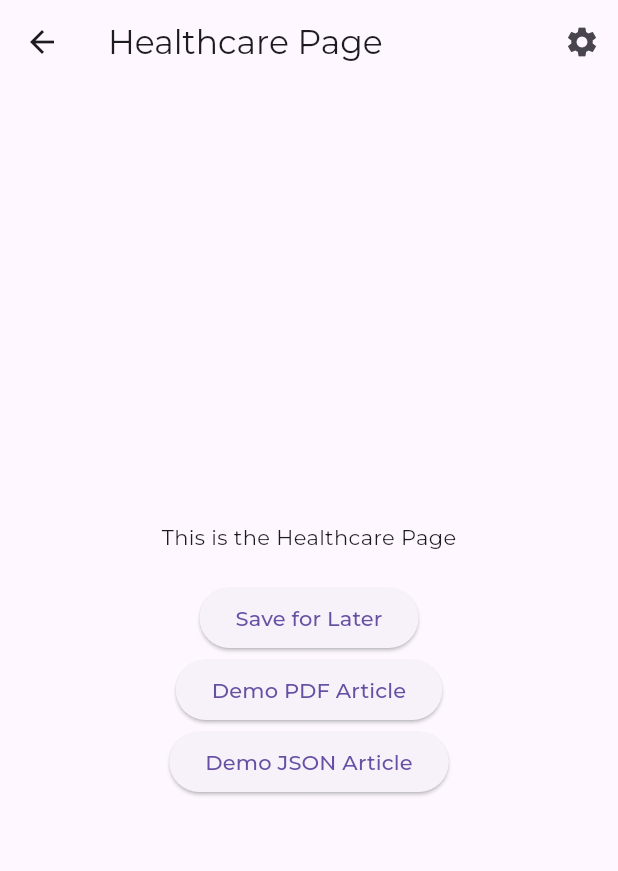
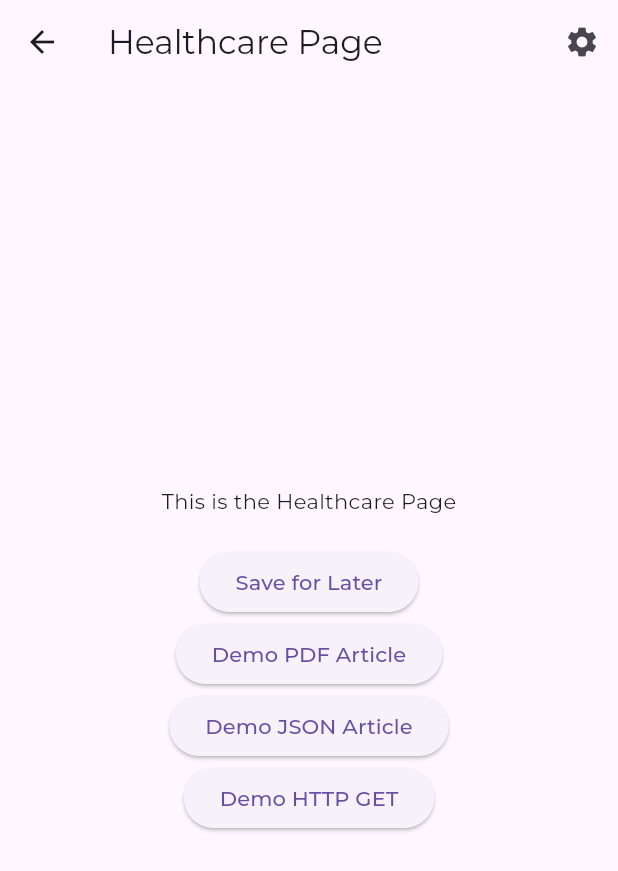
Before and after one commit to evelyn-mccarty/SML-Guide, a Flutter app: the HealthcarePage screen opened directly, on a phone screen of 412 x 824 dp. Shown: the top 871 px of the screen. Run offline on Flutter 3.47's test engine with Material 3 defaults, Android fonts, the phone set to English and light mode, and no system bars; missing offline and left inert: pdfx; generated files the repository leaves out were written again; network calls fail.

Commit message:
Added HTTP GET demo

```diff
--- a/guide/assets/json/testArticle.json
+++ b/guide/assets/json/testArticle.json
@@ -1,11 +1,11 @@
 {
-    "title" : "Test Article",
-    "author" : "Test Author",
+    "Title" : "Test Article",
+    "Author" : "Test Author",
     "tags" : [
         "English",
         "Healthcare"
     ],
-    "body" : [
+    "Body" : [
         "This is what an article body might look like, if it existed.",
         "And this is its second line."
     ]
--- a/guide/lib/json_article.dart
+++ b/guide/lib/json_article.dart
@@ -14,10 +14,10 @@ class JsonArticle {
   });
 
   static JsonArticle fromJson(json) => JsonArticle(
-        title: json["title"],
-        author: json["author"],
+        title: json["Title"],
+        author: json["Author"],
         tags: json["tags"],
-        body: json["body"],
+        body: json["Body"],
       );
 }
 
--- a/guide/lib/main.dart
+++ b/guide/lib/main.dart
@@ -2,6 +2,7 @@ import 'dart:convert';
 import 'package:flutter/material.dart';
 import 'package:guide/json_article.dart';
 import 'package:guide/pdf_article_container.dart';
+import 'package:http/http.dart' as http;
 
 void main() => runApp(MyApp());
 
@@ -287,11 +288,13 @@ class HealthcarePage extends StatefulWidget {
 
 class _HealthcarePageState extends State<HealthcarePage> {
   late Future<JsonArticle> articleFuture;
+  late Future<JsonArticle> articleFutureHTTP;
 
   @override
   void initState() {
     super.initState();
     articleFuture = getArticle(context);
+    articleFutureHTTP = getArticleHTTP(context);
   }
 
   static Future<JsonArticle> getArticle(BuildContext context) async {
@@ -299,6 +302,21 @@ class _HealthcarePageState extends State<HealthcarePage> {
     final data = await assetBundle.loadString('assets/json/testArticle.json');
     final body = json.decode(data);
     return JsonArticle.fromJson(body);
+  }
+
+  static Future<JsonArticle> getArticleHTTP(BuildContext context) async {
+    final response = await http.get(Uri.parse(
+        'https://4f42qtmhy5.execute-api.us-east-2.amazonaws.com/Prod/ArticleList?Title=Test%20Article&Author=Test%20Author'));
+    if (response.statusCode == 200) {
+      // If the server did return a 200 OK response,
+      // then parse the JSON.
+      return JsonArticle.fromJson(
+          jsonDecode(response.body) as Map<String, dynamic>);
+    } else {
+      // If the server did not return a 200 OK response,
+      // then throw an exception.
+      throw Exception('Failed to load album');
+    }
   }
 
   @override
@@ -392,6 +410,24 @@ class _HealthcarePageState extends State<HealthcarePage> {
               },
               child: Text('Demo JSON Article'),
             ),
+            ElevatedButton(
+              onPressed: () {
+                Navigator.push(
+                    context,
+                    MaterialPageRoute(
+                        builder: (BuildContext context) => FutureBuilder(
+                            future: articleFutureHTTP,
+                            builder: ((context, snapshot) {
+                              if (snapshot.hasData) {
+                                final article = snapshot.data!;
+                                return JsonArticleContainer(article: article);
+                              } else {
+                                return const Text('No Data');
+                              }
+                            }))));
+              },
+              child: Text('Demo HTTP GET'),
+            ),
           ],
         ),
       ),
--- a/guide/pubspec.yaml
+++ b/guide/pubspec.yaml
@@ -21,6 +21,7 @@ dependencies:
       path: packages/pdfx
   path_provider: ^2.1.2
   json_annotation: ^4.8.1
+  http: ^1.2.1
   # pdfx: ^2.5.0
   # current version pdfx is bugged on flutter >= 3.15 smiley
 
```
Also changed, not shown: guide/pubspec.lock.
